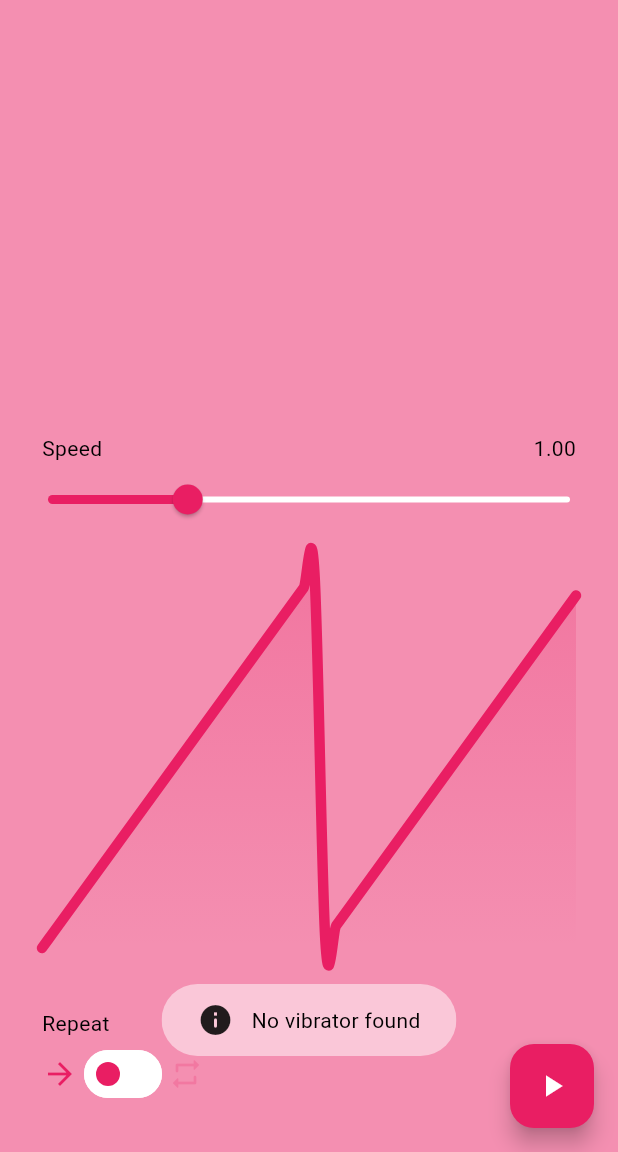
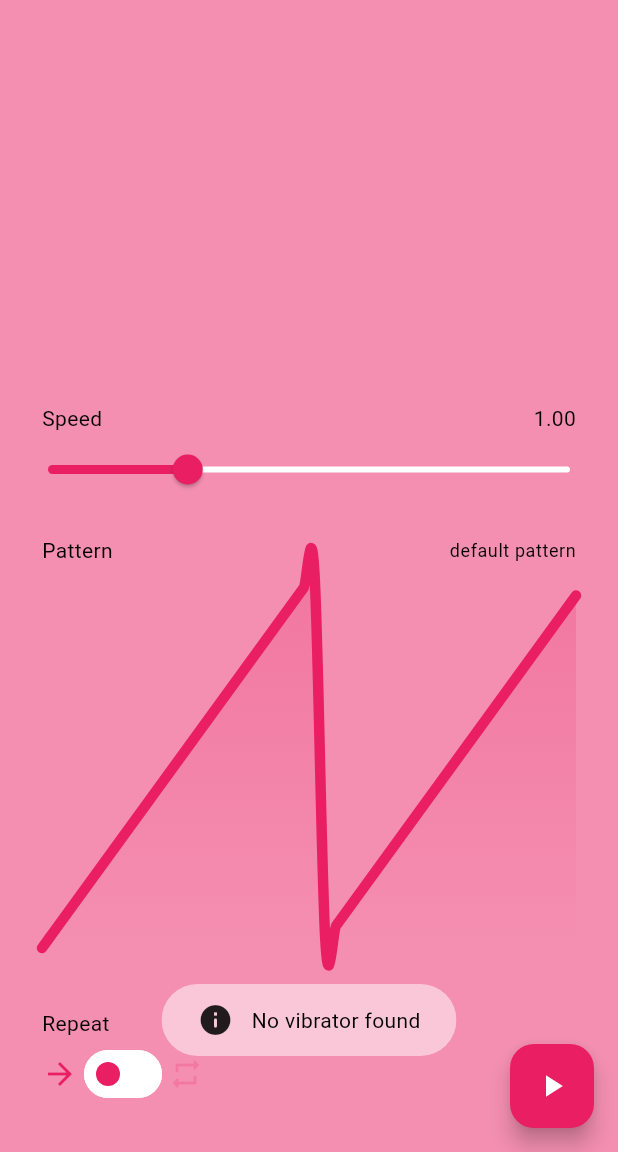
Before and after one commit to HannesGitH/vibration-test, a Flutter app: the screen it shows after launch, after a tap on the "save" icon, after a tap on the "play arrow" icon, on a phone screen of 412 x 824 dp, the part 84-1236 px from its top. Run offline on Flutter 3.47's test engine with Material 2 defaults, Android fonts, the phone set to English and light mode, and no system bars; drawn by our look-alikes of dynamic_color, fl_chart; our stand-ins replace flutter_riverpod, fluttertoast, package_info_plus, riverpod, vibration; missing offline and left inert: localstore.

Commit message:
improved pattern show

```diff
--- a/lib/l10n/intl_en.arb
+++ b/lib/l10n/intl_en.arb
@@ -8,5 +8,6 @@
   "noCustomVibrationSupport": "This device does not support custom vibrations",
   "defaultPattern": "default pattern",
   "stillWorkInProgress": "still work in progress",
-  "vibrationStoreTitle": "Vibration Store"
+  "vibrationStoreTitle": "Vibration Store",
+  "pattern": "Pattern"
 }
--- a/lib/widgets/pattern.dart
+++ b/lib/widgets/pattern.dart
@@ -5,6 +5,7 @@
 import 'package:flutter_riverpod/flutter_riverpod.dart';
 import 'package:vibrationtest/extensions/list.dart';
 
+import '../generated/l10n.dart';
 import '../models/vibration/vibration.dart';
 
 class PatternController extends ConsumerWidget {
@@ -60,7 +61,19 @@
     final data = pattern.points;
     return Padding(
         padding: const EdgeInsets.all(20.0),
-        child: SizedBox(
+        child: Column(
+          children: [
+            Row(
+              mainAxisAlignment: MainAxisAlignment.spaceBetween,
+              children: [
+                Text(S.of(context).pattern),
+                Text(
+                  pattern.name,
+                  style: Theme.of(context).textTheme.bodySmall,
+                ),
+              ],
+            ),
+            SizedBox(
               height: MAX_VIBRATION_AMPLITUDE.toDouble(),
               child: LineChartSample2(
                 onTouchCallBack: onTouch,
@@ -71,7 +84,10 @@
                   MAX_VIBRATION_AMPLITUDE,
                 ),
                 animationDuration: pattern.doNotAnimate ? 5 : 100,
+                showDot: pattern.isCurrentlyVibrating,
               ),
+            ),
+          ],
         ));
   }
 }
@@ -86,6 +102,7 @@
     required this.min,
     this.onTouchCallBack,
     this.animationDuration = 100,
+    this.showDot = false,
   });
 
   final List<Point> data;
@@ -93,6 +110,7 @@
   final Point min;
   final void Function(num, num)? onTouchCallBack;
   final int animationDuration;
+  final bool showDot;
 
   @override
   Widget build(BuildContext context) {
@@ -100,6 +118,16 @@
       Theme.of(context).colorScheme.primaryContainer,
       Theme.of(context).colorScheme.primary,
     ];
+
+    FlDotPainter _dotPainter(
+        FlSpot spot, double xPercentage, LineChartBarData bar, int index,
+        {double? size}) {
+      return FlDotCirclePainter(
+        radius: size != null ? size * 2 : 10,
+        color: Theme.of(context).colorScheme.secondary,
+        strokeColor: Colors.transparent,
+      );
+    }
 
     LineChartData mainData() {
       return LineChartData(
@@ -154,7 +182,9 @@
             barWidth: 7,
             isStrokeCapRound: true,
             dotData: FlDotData(
-              show: false,
+              getDotPainter: _dotPainter,
+              show: showDot,
+              checkToShowDot: (spot, barData) => barData.spots.first == spot,
             ),
             belowBarData: BarAreaData(
               show: true,
```
Also changed, not shown: lib/generated/intl/messages_en.dart, lib/generated/l10n.dart, 1 other file. Lines whose indentation alone changed are shown as unchanged.
